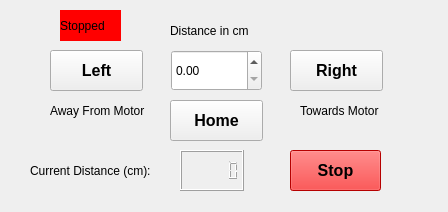
Before: the Qt Designer form devices/StepperMotor/Hakeem_StepperMotors.ui in nfbeier/15tw-smartsystem, drawn with Qt 5.
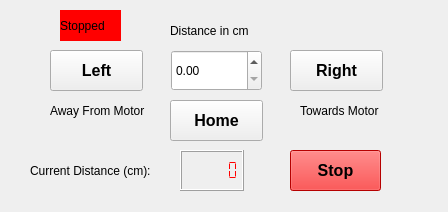
After: the same form once the commit is applied.

Patch:
```diff
--- a/devices/StepperMotor/Hakeem_StepperMotors.ui
+++ b/devices/StepperMotor/Hakeem_StepperMotors.ui
@@ -13,6 +13,9 @@
   <property name="windowTitle">
    <string>Form</string>
   </property>
+  <property name="styleSheet">
+   <string notr="true">QLCDNumber{color : rgb(255,0,0);}</string>
+  </property>
   <widget class="QPushButton" name="LeftButton">
    <property name="geometry">
     <rect>
@@ -82,6 +85,178 @@
      <height>41</height>
     </rect>
    </property>
+   <property name="palette">
+    <palette>
+     <active>
+      <colorrole role="WindowText">
+       <brush brushstyle="SolidPattern">
+        <color alpha="255">
+         <red>0</red>
+         <green>0</green>
+         <blue>0</blue>
+        </color>
+       </brush>
+      </colorrole>
+      <colorrole role="Button">
+       <brush brushstyle="SolidPattern">
+        <color alpha="255">
+         <red>0</red>
+         <green>0</green>
+         <blue>0</blue>
+        </color>
+       </brush>
+      </colorrole>
+      <colorrole role="Text">
+       <brush brushstyle="SolidPattern">
+        <color alpha="255">
+         <red>255</red>
+         <green>0</green>
+         <blue>0</blue>
+        </color>
+       </brush>
+      </colorrole>
+      <colorrole role="ButtonText">
+       <brush brushstyle="SolidPattern">
+        <color alpha="255">
+         <red>255</red>
+         <green>0</green>
+         <blue>0</blue>
+        </color>
+       </brush>
+      </colorrole>
+      <colorrole role="Shadow">
+       <brush brushstyle="SolidPattern">
+        <color alpha="255">
+         <red>0</red>
+         <green>0</green>
+         <blue>0</blue>
+        </color>
+       </brush>
+      </colorrole>
+      <colorrole role="PlaceholderText">
+       <brush brushstyle="NoBrush">
+        <color alpha="128">
+         <red>255</red>
+         <green>0</green>
+         <blue>0</blue>
+        </color>
+       </brush>
+      </colorrole>
+     </active>
+     <inactive>
+      <colorrole role="WindowText">
+       <brush brushstyle="SolidPattern">
+        <color alpha="255">
+         <red>0</red>
+         <green>0</green>
+         <blue>0</blue>
+        </color>
+       </brush>
+      </colorrole>
+      <colorrole role="Button">
+       <brush brushstyle="SolidPattern">
+        <color alpha="255">
+         <red>0</red>
+         <green>0</green>
+         <blue>0</blue>
+        </color>
+       </brush>
+      </colorrole>
+      <colorrole role="Text">
+       <brush brushstyle="SolidPattern">
+        <color alpha="255">
+         <red>255</red>
+         <green>0</green>
+         <blue>0</blue>
+        </color>
+       </brush>
+      </colorrole>
+      <colorrole role="ButtonText">
+       <brush brushstyle="SolidPattern">
+        <color alpha="255">
+         <red>255</red>
+         <green>0</green>
+         <blue>0</blue>
+        </color>
+       </brush>
+      </colorrole>
+      <colorrole role="Shadow">
+       <brush brushstyle="SolidPattern">
+        <color alpha="255">
+         <red>0</red>
+         <green>0</green>
+         <blue>0</blue>
+        </color>
+       </brush>
+      </colorrole>
+      <colorrole role="PlaceholderText">
+       <brush brushstyle="NoBrush">
+        <color alpha="128">
+         <red>255</red>
+         <green>0</green>
+         <blue>0</blue>
+        </color>
+       </brush>
+      </colorrole>
+     </inactive>
+     <disabled>
+      <colorrole role="WindowText">
+       <brush brushstyle="SolidPattern">
+        <color alpha="255">
+         <red>255</red>
+         <green>0</green>
+         <blue>0</blue>
+        </color>
+       </brush>
+      </colorrole>
+      <colorrole role="Button">
+       <brush brushstyle="SolidPattern">
+        <color alpha="255">
+         <red>0</red>
+         <green>0</green>
+         <blue>0</blue>
+        </color>
+       </brush>
+      </colorrole>
+      <colorrole role="Text">
+       <brush brushstyle="SolidPattern">
+        <color alpha="255">
+         <red>255</red>
+         <green>0</green>
+         <blue>0</blue>
+        </color>
+       </brush>
+      </colorrole>
+      <colorrole role="ButtonText">
+       <brush brushstyle="SolidPattern">
+        <color alpha="255">
+         <red>255</red>
+         <green>0</green>
+         <blue>0</blue>
+        </color>
+       </brush>
+      </colorrole>
+      <colorrole role="Shadow">
+       <brush brushstyle="SolidPattern">
+        <color alpha="255">
+         <red>0</red>
+         <green>0</green>
+         <blue>0</blue>
+        </color>
+       </brush>
+      </colorrole>
+      <colorrole role="PlaceholderText">
+       <brush brushstyle="NoBrush">
+        <color alpha="128">
+         <red>255</red>
+         <green>0</green>
+         <blue>0</blue>
+        </color>
+       </brush>
+      </colorrole>
+     </disabled>
+    </palette>
+   </property>
    <property name="font">
     <font>
      <pointsize>8</pointsize>
@@ -89,12 +264,21 @@
      <bold>false</bold>
     </font>
    </property>
+   <property name="styleSheet">
+    <string notr="true"/>
+   </property>
    <property name="frameShadow">
     <enum>QFrame::Raised</enum>
    </property>
    <property name="smallDecimalPoint">
     <bool>true</bool>
    </property>
+   <property name="segmentStyle">
+    <enum>QLCDNumber::Flat</enum>
+   </property>
+   <property name="value" stdset="0">
+    <double>0.000000000000000</double>
+   </property>
   </widget>
   <widget class="QPushButton" name="StopButton">
    <property name="geometry">
```
